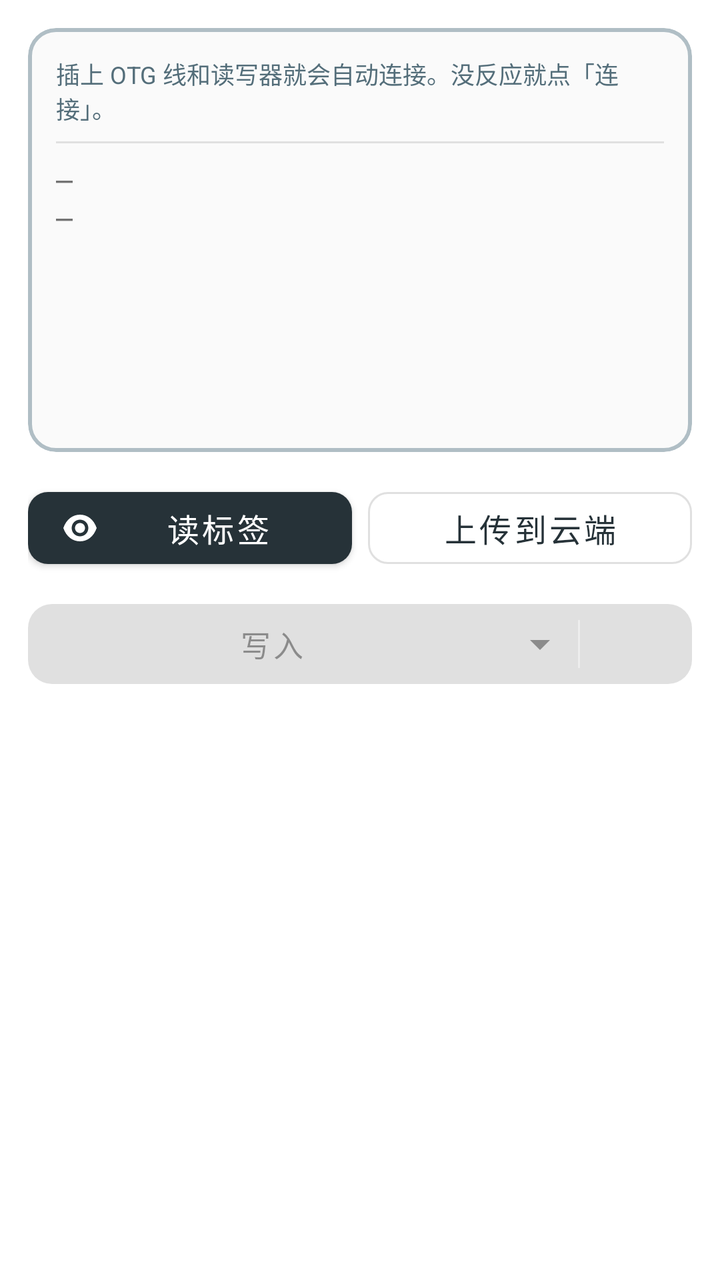
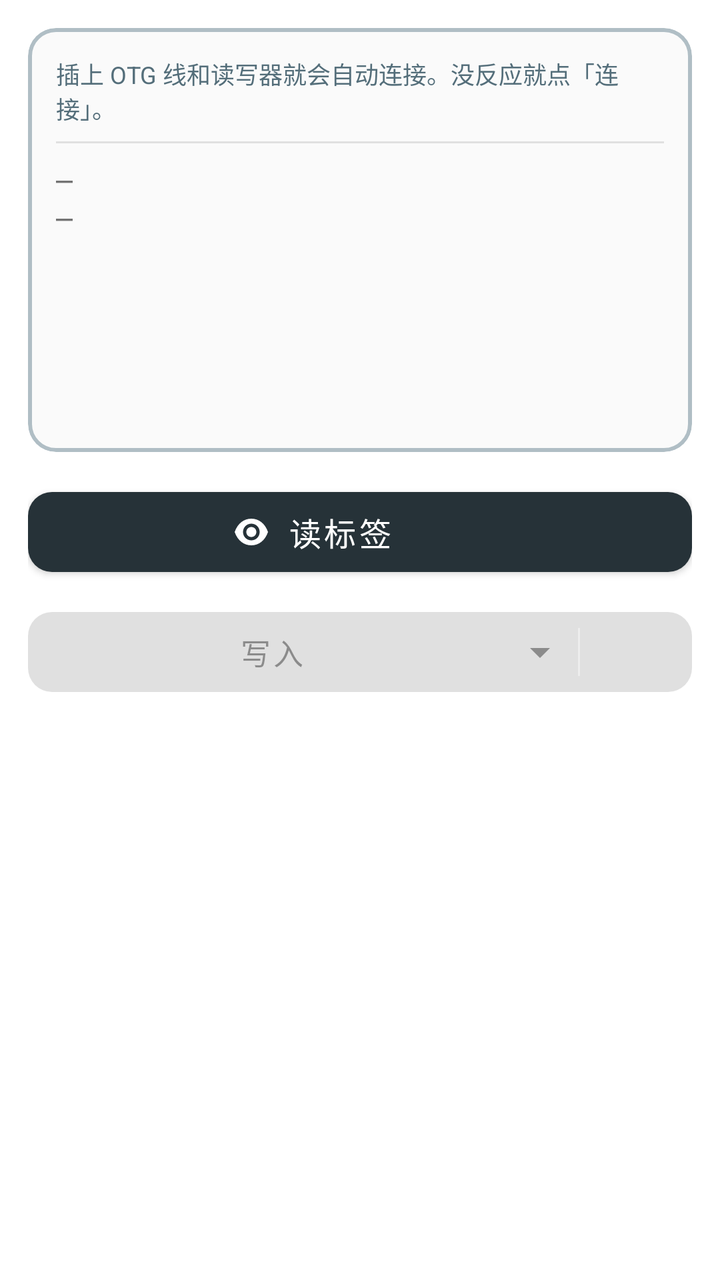

Before-and-after screenshots of an Android layout around one commit, followed by the original layout XML and the change that was made.
<!-- AndroidManifest.xml: application theme Theme.UhfRfid -->
<!-- res/layout/fragment_home.xml -->
<?xml version="1.0" encoding="utf-8"?>
<androidx.core.widget.NestedScrollView xmlns:android="http://schemas.android.com/apk/res/android"
    xmlns:app="http://schemas.android.com/apk/res-auto"
    android:layout_width="match_parent"
    android:layout_height="match_parent"
    android:fillViewport="true">

    <LinearLayout
        android:layout_width="match_parent"
        android:layout_height="wrap_content"
        android:orientation="vertical"
        android:padding="14dp">

        
        <com.google.android.material.card.MaterialCardView
            android:id="@+id/panel"
            android:layout_width="match_parent"
            android:layout_height="212dp"
            app:cardBackgroundColor="#FAFAFA"
            app:cardCornerRadius="14dp"
            app:cardElevation="0dp"
            app:strokeColor="#B0BEC5"
            app:strokeWidth="2dp">

            <LinearLayout
                android:layout_width="match_parent"
                android:layout_height="match_parent"
                android:orientation="vertical"
                android:padding="14dp">

                <com.google.android.material.textview.MaterialTextView
                    android:id="@+id/statusText"
                    android:layout_width="match_parent"
                    android:layout_height="wrap_content"
                    android:ellipsize="end"
                    android:maxLines="2"
                    android:text="@string/no_device_hint"
                    android:textColor="#546E7A"
                    android:textSize="12sp" />

                <com.google.android.material.textview.MaterialTextView
                    android:id="@+id/hitName"
                    android:layout_width="match_parent"
                    android:layout_height="wrap_content"
                    android:layout_marginTop="4dp"
                    android:ellipsize="end"
                    android:maxLines="1"
                    android:textColor="#0D47A1"
                    android:textSize="22sp"
                    android:textStyle="bold"
                    android:visibility="gone" />

                <com.google.android.material.textview.MaterialTextView
                    android:id="@+id/hitSub"
                    android:layout_width="match_parent"
                    android:layout_height="wrap_content"
                    android:ellipsize="end"
                    android:maxLines="1"
                    android:fontFamily="monospace"
                    android:textColor="#1565C0"
                    android:textSize="12sp"
                    android:visibility="gone" />

                <View
                    android:layout_width="match_parent"
                    android:layout_height="1dp"
                    android:layout_marginTop="8dp"
                    android:layout_marginBottom="8dp"
                    android:background="#E0E0E0" />

                <com.google.android.material.textview.MaterialTextView
                    android:id="@+id/epcText"
                    android:layout_width="match_parent"
                    android:layout_height="wrap_content"
                    android:ellipsize="middle"
                    android:fontFamily="monospace"
                    android:maxLines="1"
                    android:text="—"
                    android:textIsSelectable="true"
                    android:textSize="14sp" />

                <com.google.android.material.textview.MaterialTextView
                    android:id="@+id/tidText"
                    android:layout_width="match_parent"
                    android:layout_height="wrap_content"
                    android:ellipsize="middle"
                    android:fontFamily="monospace"
                    android:maxLines="1"
                    android:text="—"
                    android:textIsSelectable="true"
                    android:textSize="14sp" />

                <com.google.android.material.textview.MaterialTextView
                    android:id="@+id/checkText"
                    android:layout_width="match_parent"
                    android:layout_height="wrap_content"
                    android:layout_marginTop="2dp"
                    android:ellipsize="end"
                    android:maxLines="1"
                    android:textSize="12sp"
                    android:textStyle="bold" />
            </LinearLayout>
        </com.google.android.material.card.MaterialCardView>

        
        <LinearLayout
            android:layout_width="match_parent"
            android:layout_height="wrap_content"
            android:layout_marginTop="14dp"
            android:orientation="horizontal">

            <com.google.android.material.button.MaterialButton
                android:id="@+id/readBtn"
                android:layout_width="0dp"
                android:layout_height="wrap_content"
                android:layout_weight="1"
                android:text="@string/read_short"
                android:textSize="16sp"
                app:cornerRadius="10dp"
                app:icon="@drawable/ic_read" />

            <com.google.android.material.button.MaterialButton
                android:id="@+id/uploadBtn"
                style="@style/Widget.MaterialComponents.Button.OutlinedButton"
                android:layout_width="0dp"
                android:layout_height="wrap_content"
                android:layout_marginStart="8dp"
                android:layout_weight="1"
                android:text="@string/cloud_upload"
                android:textSize="16sp"
                app:cornerRadius="10dp" />
        </LinearLayout>

        
        <FrameLayout
            android:layout_width="match_parent"
            android:layout_height="52dp"
            android:layout_marginTop="8dp">

            <com.google.android.material.button.MaterialButton
                android:id="@+id/writeBtn"
                android:layout_width="match_parent"
                android:layout_height="match_parent"
                android:ellipsize="end"
                android:enabled="false"
                android:maxLines="1"
                android:paddingEnd="64dp"
                android:text="@string/write_now"
                android:textSize="15sp"
                app:cornerRadius="12dp"
                app:icon="@drawable/ic_drop_down"
                app:iconGravity="end"
                app:iconPadding="16dp" />

            
            <View
                android:layout_width="1dp"
                android:layout_height="24dp"
                android:layout_gravity="end|center_vertical"
                android:layout_marginEnd="56dp"
                android:background="#66FFFFFF" />

            
            <View
                android:id="@+id/dropZone"
                android:layout_width="56dp"
                android:layout_height="match_parent"
                android:layout_gravity="end"
                android:background="?attr/selectableItemBackground"
                android:clickable="true"
                android:focusable="false" />
        </FrameLayout>
    </LinearLayout>
</androidx.core.widget.NestedScrollView>
<!-- resources referenced by this layout -->
<resources>
  <!-- drawable ic_drop_down (drawable) -->
  <?xml version="1.0" encoding="utf-8"?>
  <vector xmlns:android="http://schemas.android.com/apk/res/android"
      android:width="24dp" android:height="24dp"
      android:viewportWidth="24" android:viewportHeight="24">
      <path android:fillColor="#FFFFFF" android:pathData="M7,10l5,5 5,-5z" />
  </vector>
  <!-- drawable ic_read (drawable) -->
  <?xml version="1.0" encoding="utf-8"?>
  <vector xmlns:android="http://schemas.android.com/apk/res/android"
      android:width="20dp" android:height="20dp"
      android:viewportWidth="24" android:viewportHeight="24">
      <path android:fillColor="#FFFFFF"
          android:pathData="M12,4C7.6,4 3.8,6.8 2,12c1.8,5.2 5.6,8 10,8s8.2,-2.8 10,-8C20.2,6.8 16.4,4 12,4zM12,17c-2.8,0 -5,-2.2 -5,-5s2.2,-5 5,-5s5,2.2 5,5S14.8,17 12,17zM12,9c-1.7,0 -3,1.3 -3,3s1.3,3 3,3s3,-1.3 3,-3S13.7,9 12,9z" />
  </vector>
  <string name="cloud_upload">上传到云端</string>
  <string name="no_device_hint">插上 OTG 线和读写器就会自动连接。没反应就点「连接」。</string>
  <string name="read_short">读标签</string>
  <string name="write_now">写入</string>
  <style name="Theme.UhfRfid" parent="Theme.MaterialComponents.DayNight.NoActionBar">
          <item name="colorPrimary">#263238</item>
          <item name="colorPrimaryDark">#1B2429</item>
          <item name="colorAccent">#26A69A</item>
      </style>
</resources>

<!-- the commit's change to res/layout/fragment_home.xml (unified diff, before → after) -->
@@ -103,33 +103,50 @@
         </com.google.android.material.card.MaterialCardView>
 
         
-        <LinearLayout
+        
+        <FrameLayout
             android:layout_width="match_parent"
-            android:layout_height="wrap_content"
-            android:layout_marginTop="14dp"
-            android:orientation="horizontal">
+            android:layout_height="52dp"
+            android:layout_marginTop="14dp">
 
             <com.google.android.material.button.MaterialButton
                 android:id="@+id/readBtn"
-                android:layout_width="0dp"
-                android:layout_height="wrap_content"
-                android:layout_weight="1"
+                android:layout_width="match_parent"
+                android:layout_height="match_parent"
+                android:ellipsize="end"
+                android:maxLines="1"
+                android:paddingEnd="64dp"
                 android:text="@string/read_short"
                 android:textSize="16sp"
-                app:cornerRadius="10dp"
-                app:icon="@drawable/ic_read" />
+                app:cornerRadius="12dp"
+                app:icon="@drawable/ic_read"
+                app:iconGravity="textStart" />
 
-            <com.google.android.material.button.MaterialButton
-                android:id="@+id/uploadBtn"
-                style="@style/Widget.MaterialComponents.Button.OutlinedButton"
-                android:layout_width="0dp"
-                android:layout_height="wrap_content"
-                android:layout_marginStart="8dp"
-                android:layout_weight="1"
-                android:text="@string/cloud_upload"
-                android:textSize="16sp"
-                app:cornerRadius="10dp" />
-        </LinearLayout>
+            <View
+                android:layout_width="1dp"
+                android:layout_height="24dp"
+                android:layout_gravity="end|center_vertical"
+                android:layout_marginEnd="56dp"
+                android:background="#66FFFFFF" />
+
+            
+            <View
+                android:id="@+id/uploadZone"
+                android:layout_width="56dp"
+                android:layout_height="match_parent"
+                android:layout_gravity="end"
+                android:background="?attr/selectableItemBackground"
+                android:clickable="true"
+                android:focusable="false" />
+
+            <ImageView
+                android:layout_width="24dp"
+                android:layout_height="24dp"
+                android:layout_gravity="end|center_vertical"
+                android:layout_marginEnd="16dp"
+                android:contentDescription="@string/cloud_upload"
+                android:src="@drawable/ic_upload" />
+        </FrameLayout>
 
         
         <FrameLayout
<!-- resource entries referenced after the edit -->
@@ -15,6 +15,14 @@
       <path android:fillColor="#FFFFFF"
           android:pathData="M12,4C7.6,4 3.8,6.8 2,12c1.8,5.2 5.6,8 10,8s8.2,-2.8 10,-8C20.2,6.8 16.4,4 12,4zM12,17c-2.8,0 -5,-2.2 -5,-5s2.2,-5 5,-5s5,2.2 5,5S14.8,17 12,17zM12,9c-1.7,0 -3,1.3 -3,3s1.3,3 3,3s3,-1.3 3,-3S13.7,9 12,9z" />
   </vector>
+  <!-- drawable ic_upload (drawable) -->
+  <?xml version="1.0" encoding="utf-8"?>
+  <vector xmlns:android="http://schemas.android.com/apk/res/android"
+      android:width="24dp" android:height="24dp"
+      android:viewportWidth="24" android:viewportHeight="24">
+      <path android:fillColor="#FFFFFF"
+          android:pathData="M19.35,10.04C18.67,6.59 15.64,4 12,4C9.11,4 6.6,5.64 5.35,8.04C2.34,8.36 0,10.91 0,14c0,3.31 2.69,6 6,6h13c2.76,0 5,-2.24 5,-5C24,12.36 21.95,10.22 19.35,10.04zM14,13v4h-4v-4H7l5,-5l5,5H14z" />
+  </vector>
   <string name="cloud_upload">上传到云端</string>
   <string name="no_device_hint">插上 OTG 线和读写器就会自动连接。没反应就点「连接」。</string>
   <string name="read_short">读标签</string>
